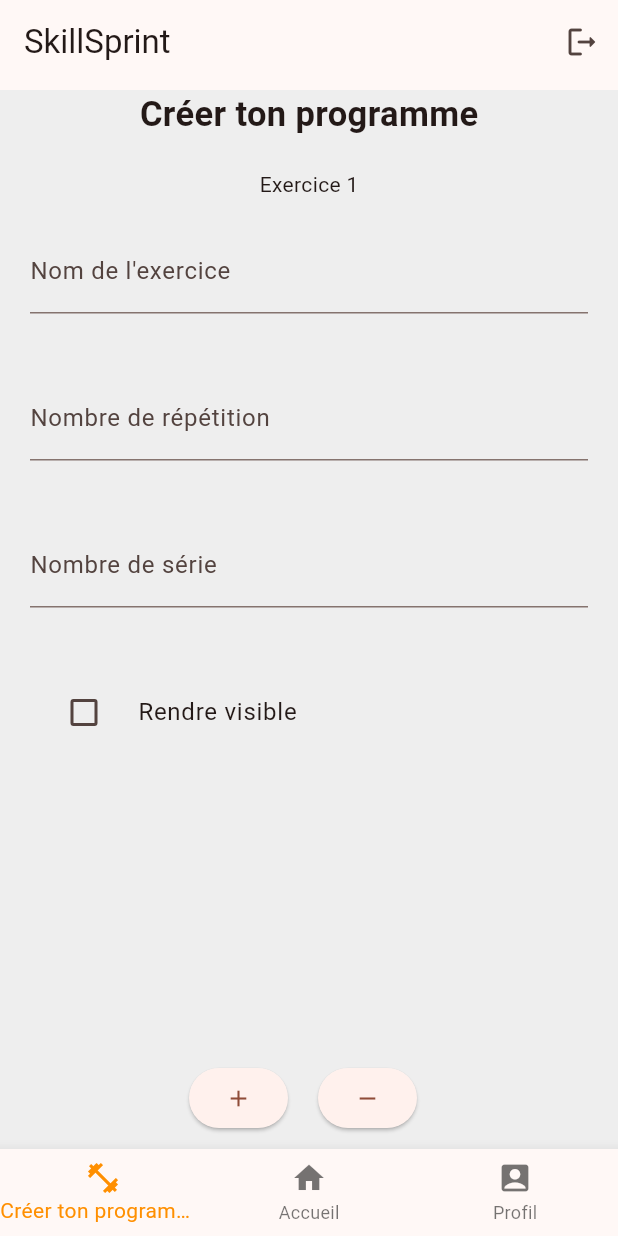
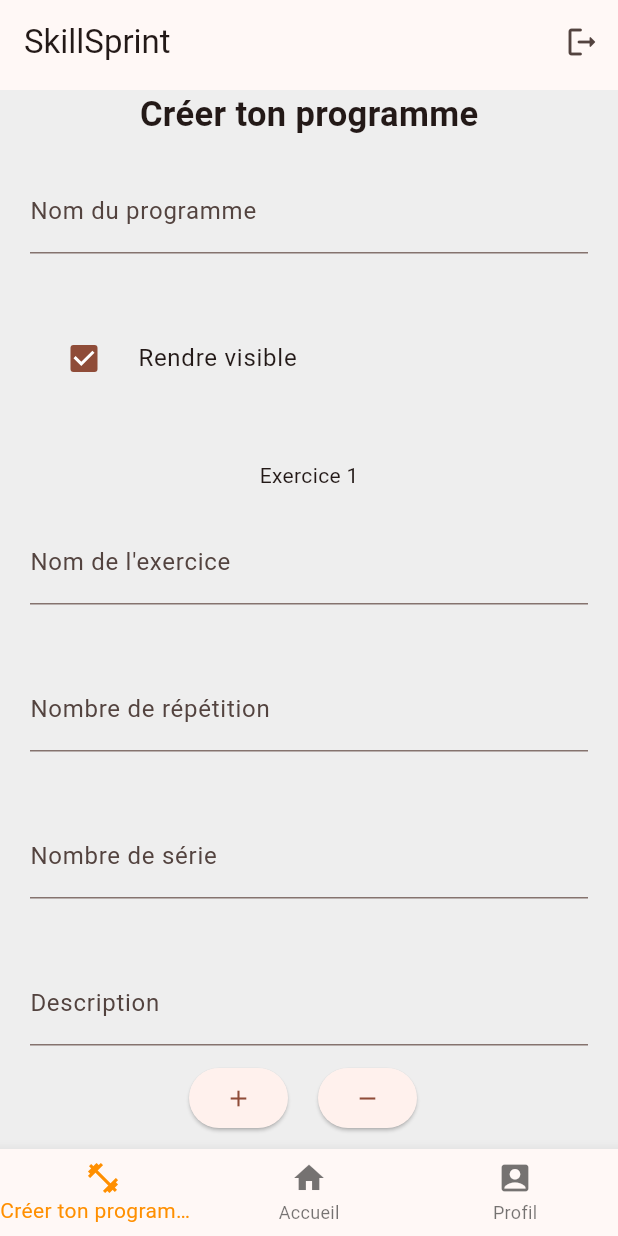
Before and after one commit to LoupMyr/SkillSprint-mobile, a Flutter app: the HomePage screen opened directly with empty values, after a tap on "Rendre visible", on a phone screen of 412 x 824 dp. Run offline on Flutter 3.47's test engine with Material 3 defaults, Android fonts, the light colour scheme and no system bars; our stand-ins replace cloud_firestore, firebase_auth, firebase_core, shared_preferences; accounts and stored records are empty; generated files the repository leaves out were written again; network calls fail.

Commit message:
Post Programme

```diff
--- a/lib/Layouts/CreateProgrammes.dart
+++ b/lib/Layouts/CreateProgrammes.dart
@@ -1,25 +1,88 @@
+import 'package:firebase_auth/firebase_auth.dart';
 import 'package:flutter/material.dart';
+import 'package:skillsprint/Domain/Services/AuthServiceInterface.dart';
+import 'package:skillsprint/Layouts/Accueil.dart';
+import 'package:skillsprint/Layouts/Profil.dart';
+import 'package:skillsprint/Models/Exercice.dart';
+import 'package:skillsprint/Models/Programme.dart';
+import 'package:skillsprint/Pages/HomePage.dart';
+import 'package:skillsprint/Services/AuthService.dart';
+import 'package:skillsprint/Services/ExerciceService.dart';
+import 'package:skillsprint/Services/ProgrammeService.dart';
 
 class ProgrammeForm extends StatefulWidget {
-  const ProgrammeForm({super.key});
+  const ProgrammeForm({super.key, required this.authService});
+  final AuthServiceInterface authService;
 
   @override
   State<ProgrammeForm> createState() => CreateProgrammes();
 }
 
 class CreateProgrammes extends State<ProgrammeForm> {
+  ExerciceService exoService = ExerciceService();
+  ProgrammeService programmeService = ProgrammeService();
+
   bool isChecked = false;
-  List<Widget> exerciseForms =
-      []; // Liste pour stocker les formulaires d'exercices
+  List<Widget> exerciseForms = [];
+  User? user = FirebaseAuth.instance.currentUser;
 
-  int exerciseCount = 1; // Compteur pour le nom des exercices
+  int exerciseCount = 1;
+
+  // Contrôleurs pour les champs de saisie
+  final TextEditingController programNameController = TextEditingController();
+  final List<TextEditingController> exerciseNameControllers = [];
+  final List<TextEditingController> repetitionControllers = [];
+  final List<TextEditingController> setControllers = [];
+  final List<TextEditingController> descriptionControllers = [];
 
   @override
   void initState() {
     super.initState();
-    // Initialiser avec un formulaire d'exercice lors de la création de l'objet d'état
-    exerciseForms.add(buildExerciseForm());
+    exerciseForms.add(buildExerciseForm(exerciseCount));
     exerciseCount++;
+  }
+
+  @override
+  void dispose() {
+    // Libérer les contrôleurs
+    programNameController.dispose();
+    exerciseNameControllers.forEach((controller) => controller.dispose());
+    repetitionControllers.forEach((controller) => controller.dispose());
+    setControllers.forEach((controller) => controller.dispose());
+    descriptionControllers.forEach((controller) => controller.dispose());
+    super.dispose();
+  }
+
+  void testPush() {
+    List<String> listeExercice = [];
+
+    for (var i = 0; i < exerciseNameControllers.length; i++) {
+      String exerciceId = ExerciceService.generateUID();
+      Exercice exo = Exercice(
+          exerciceId,
+          exerciseNameControllers[i].text,
+          descriptionControllers[i].text,
+          int.parse(setControllers[i].text),
+          int.parse(repetitionControllers[i].text));
+
+      listeExercice.add(exerciceId);
+      exoService.addExercices(exo.serialize(), exerciceId);
+    }
+
+    Programme prgrm = Programme(
+        "", programNameController.text, isChecked, listeExercice, user!.uid);
+    programmeService.postProgrammes(prgrm.serialize());
+    ScaffoldMessenger.of(context).showSnackBar(const SnackBar(
+      content: Text("Le programme a était créer avec success"),
+    ));
+    setState(() {
+      isChecked = false;
+    });
+    programNameController.clear();
+    exerciseNameControllers.forEach((controller) => controller.clear());
+    descriptionControllers.forEach((controller) => controller.clear());
+    setControllers.forEach((controller) => controller.clear());
+    repetitionControllers.forEach((controller) => controller.clear());
   }
 
   @override
@@ -37,8 +100,44 @@ class CreateProgrammes extends State<ProgrammeForm> {
                     "Créer ton programme",
                     style: TextStyle(fontSize: 23, fontWeight: FontWeight.bold),
                   ),
+                  Container(
+                    padding: const EdgeInsets.all(20),
+                    child: TextFormField(
+                      controller: programNameController,
+                      decoration: const InputDecoration(
+                        border: UnderlineInputBorder(),
+                        labelText: 'Nom du programme',
+                      ),
+                    ),
+                  ),
+                  Container(
+                    margin: const EdgeInsets.only(top: 2),
+                    padding: const EdgeInsets.all(20),
+                    child: CheckboxListTile(
+                      title: const Text("Rendre visible"),
+                      value: isChecked,
+                      onChanged: (bool? value) {
+                        setState(() {
+                          isChecked = value ?? false;
+                        });
+                      },
+                      controlAffinity: ListTileControlAffinity.leading,
+                    ),
+                  ),
                   // Afficher les formulaires d'exercices existants
                   Column(children: exerciseForms),
+                  Container(
+                    child: TextButton(
+                      style: ButtonStyle(
+                          backgroundColor:
+                              MaterialStateProperty.all(Colors.deepOrange)),
+                      onPressed: (testPush),
+                      child: const Text(
+                        "Créer le programme",
+                        style: TextStyle(color: Colors.white),
+                      ),
+                    ),
+                  ),
                 ],
               ),
             ),
@@ -52,7 +151,7 @@ class CreateProgrammes extends State<ProgrammeForm> {
                   onPressed: () {
                     // Ajouter un nouveau formulaire d'exercice à la liste
                     setState(() {
-                      exerciseForms.add(buildExerciseForm());
+                      exerciseForms.add(buildExerciseForm(exerciseCount));
                       exerciseCount++;
                     });
                   },
@@ -67,6 +166,10 @@ class CreateProgrammes extends State<ProgrammeForm> {
                     setState(() {
                       if (exerciseForms.isNotEmpty) {
                         exerciseForms.removeLast();
+                        exerciseNameControllers.removeLast().dispose();
+                        repetitionControllers.removeLast().dispose();
+                        setControllers.removeLast().dispose();
+                        descriptionControllers.removeLast().dispose();
                         exerciseCount--;
                       }
                     });
@@ -82,8 +185,22 @@ class CreateProgrammes extends State<ProgrammeForm> {
     );
   }
 
-  // Fonction pour construire un nouveau formulaire d'exercice
-  Widget buildExerciseForm() {
+  Widget buildExerciseForm(int index) {
+    if (exerciseNameControllers.isEmpty ||
+        index >= exerciseNameControllers.length) {
+      exerciseNameControllers.add(TextEditingController());
+    }
+    if (repetitionControllers.isEmpty ||
+        index >= repetitionControllers.length) {
+      repetitionControllers.add(TextEditingController());
+    }
+    if (setControllers.isEmpty || index >= setControllers.length) {
+      setControllers.add(TextEditingController());
+    }
+    if (descriptionControllers.isEmpty ||
+        index >= descriptionControllers.length) {
+      descriptionControllers.add(TextEditingController());
+    }
     return Column(
       children: [
         const SizedBox(height: 20),
@@ -94,6 +211,7 @@ class CreateProgrammes extends State<ProgrammeForm> {
               Container(
                 padding: const EdgeInsets.all(20),
                 child: TextFormField(
+                  controller: exerciseNameControllers.last,
                   decoration: const InputDecoration(
                     border: UnderlineInputBorder(),
                     labelText: 'Nom de l\'exercice',
@@ -104,6 +222,7 @@ class CreateProgrammes extends State<ProgrammeForm> {
                 margin: const EdgeInsets.only(top: 2),
                 padding: const EdgeInsets.all(20),
                 child: TextFormField(
+                  controller: repetitionControllers.last,
                   decoration: const InputDecoration(
                     border: UnderlineInputBorder(),
                     labelText: 'Nombre de répétition',
@@ -114,6 +233,7 @@ class CreateProgrammes extends State<ProgrammeForm> {
                 margin: const EdgeInsets.only(top: 2),
                 padding: const EdgeInsets.all(20),
                 child: TextFormField(
+                  controller: setControllers.last,
                   decoration: const InputDecoration(
                     border: UnderlineInputBorder(),
                     labelText: 'Nombre de série',
@@ -123,15 +243,13 @@ class CreateProgrammes extends State<ProgrammeForm> {
               Container(
                 margin: const EdgeInsets.only(top: 2),
                 padding: const EdgeInsets.all(20),
-                child: CheckboxListTile(
-                  title: const Text("Rendre visible"),
-                  value: isChecked,
-                  onChanged: (bool? value) {
-                    setState(() {
-                      isChecked = value ?? false;
-                    });
-                  },
-                  controlAffinity: ListTileControlAffinity.leading,
+                child: TextFormField(
+                  maxLines: null,
+                  controller: descriptionControllers.last,
+                  decoration: const InputDecoration(
+                    border: UnderlineInputBorder(),
+                    labelText: 'Description',
+                  ),
                 ),
               ),
             ],
--- a/lib/Models/Exercice.dart
+++ b/lib/Models/Exercice.dart
@@ -19,6 +19,7 @@ class Exercice {
   Map<String, dynamic> serialize() {
     return {
       "nom": _nom,
+      "desc": _desc,
       "nbSerie": _nbSerie,
       "nbRep": _nbRep,
     };
@@ -48,8 +49,7 @@ class Exercice {
     _nom = value;
   }
 
-  String get
-  desc => _desc;
+  String get desc => _desc;
 
   set desc(String value) {
     _desc = value;
--- a/lib/Pages/HomePage.dart
+++ b/lib/Pages/HomePage.dart
@@ -7,10 +7,15 @@ import 'package:skillsprint/Layouts/CreateProgrammes.dart';
 import 'package:skillsprint/Layouts/Profil.dart';
 
 class HomePage extends StatefulWidget {
-  const HomePage({super.key, required this.title, required this.authService, required this.user});
+  const HomePage(
+      {super.key,
+      required this.title,
+      required this.authService,
+      required this.user});
   final AuthServiceInterface authService;
   final String title;
   final User user;
+
   @override
   State<HomePage> createState() => _HomePageState();
 }
@@ -19,13 +24,18 @@ class _HomePageState extends State<HomePage> {
   int _selectedIndex = 1;
   List<Widget> _widgetOptions = [];
 
+  void setIndex(int index) {
+    _selectedIndex = index;
+  }
+
   @override
   void initState() {
     _widgetOptions = <Widget>[
-      const ProgrammeForm(),
+      ProgrammeForm(authService: widget.authService),
       Accueil(authService: widget.authService),
       Profil()
     ];
+
     super.initState();
   }
 
```
Also changed, not shown: lib/Services/ExerciceService.dart (+20 -2 lines), lib/Services/ProgrammeService.dart (+9 -9 lines), firebase.json (added), 2 other files.
